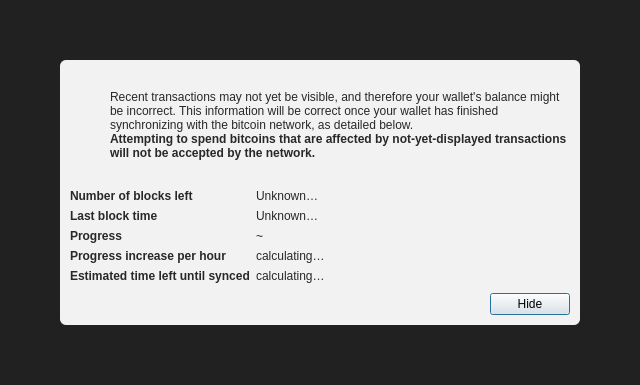
Old version of the form src/qt/forms/modaloverlay.ui in the repository GumFruit/cpuchain.
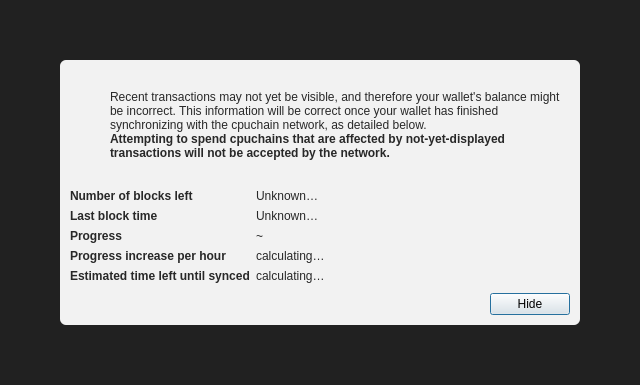
New version of the form. Icons and pictures are not drawn.

Commit message: Rename to cpuchain

Patch:
```diff
--- a/src/qt/forms/modaloverlay.ui
+++ b/src/qt/forms/modaloverlay.ui
@@ -130,7 +130,7 @@
              <item>
               <widget class="QLabel" name="infoText">
                <property name="text">
-                <string>Recent transactions may not yet be visible, and therefore your wallet's balance might be incorrect. This information will be correct once your wallet has finished synchronizing with the bitcoin network, as detailed below.</string>
+                <string>Recent transactions may not yet be visible, and therefore your wallet's balance might be incorrect. This information will be correct once your wallet has finished synchronizing with the cpuchain network, as detailed below.</string>
                </property>
                <property name="textFormat">
                 <enum>Qt::RichText</enum>
@@ -149,7 +149,7 @@
                 </font>
                </property>
                <property name="text">
-                <string>Attempting to spend bitcoins that are affected by not-yet-displayed transactions will not be accepted by the network.</string>
+                <string>Attempting to spend cpuchains that are affected by not-yet-displayed transactions will not be accepted by the network.</string>
                </property>
                <property name="textFormat">
                 <enum>Qt::RichText</enum>
```
The commit also changes 230 other files.
